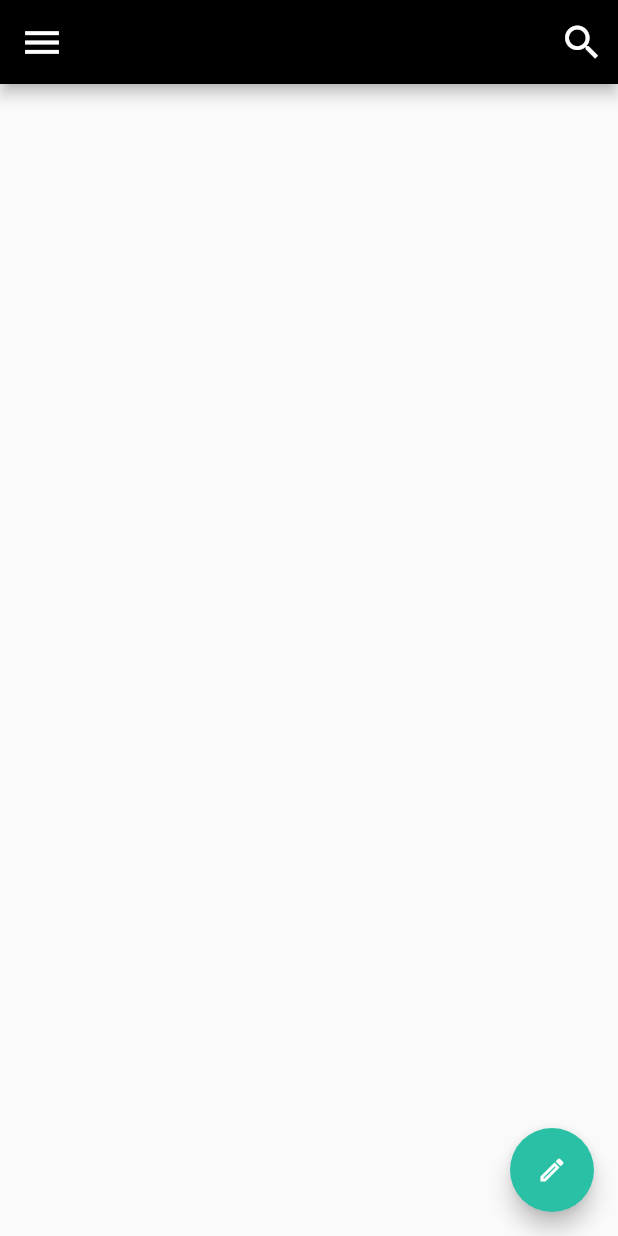
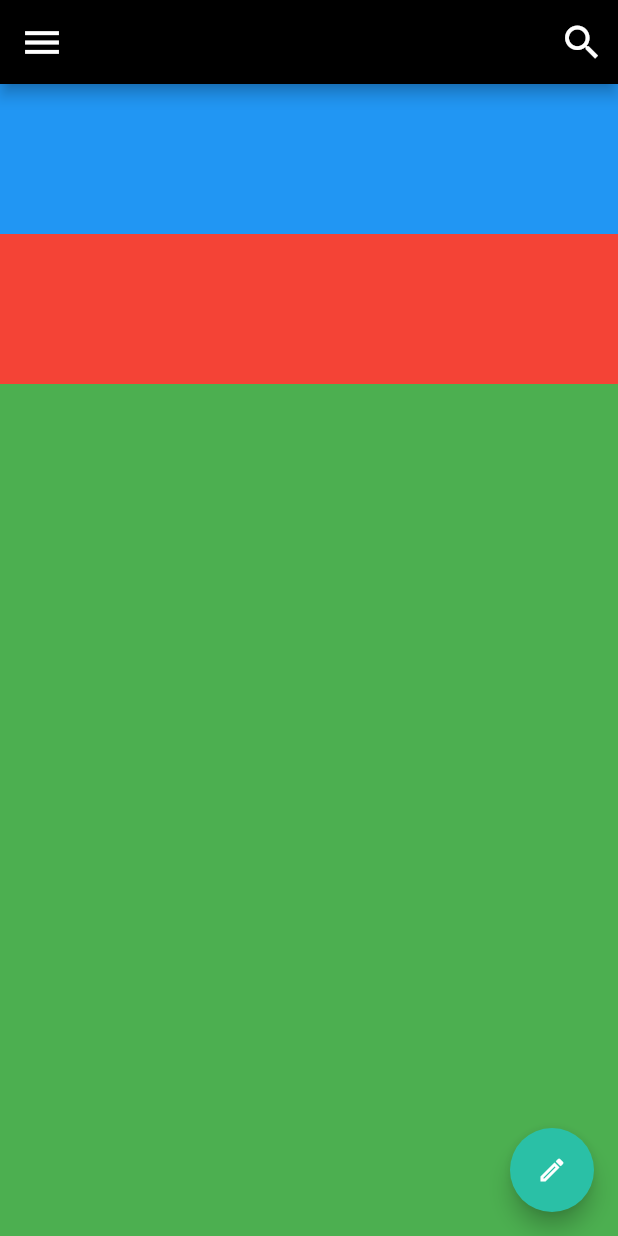
Before and after one commit to baptistemcn/WhatsApp-clone, a Flutter app: the screen it shows after launch, on a phone screen of 412 x 824 dp. Run offline on Flutter 3.47's test engine with Material 2 defaults, Android fonts, the phone set to English and light mode, and no system bars; our stand-ins replace google_fonts.

Commit message:
feat: body scaffold

```diff
--- a/lib/main.dart
+++ b/lib/main.dart
@@ -49,6 +49,23 @@ class HomePage extends StatelessWidget {
           ),
         ],
       ),
+      body: Column(
+        children: [
+          Container(
+            height: 100,
+            color: Colors.blue,
+          ),
+          Container(
+            height: 100,
+            color: Colors.red,
+          ),
+          Expanded(
+            child: Container(
+              color: Colors.green,
+            ),
+          )
+        ],
+      ),
       floatingActionButton: FloatingActionButton(
         onPressed: () {},
         child: const Icon(
```
